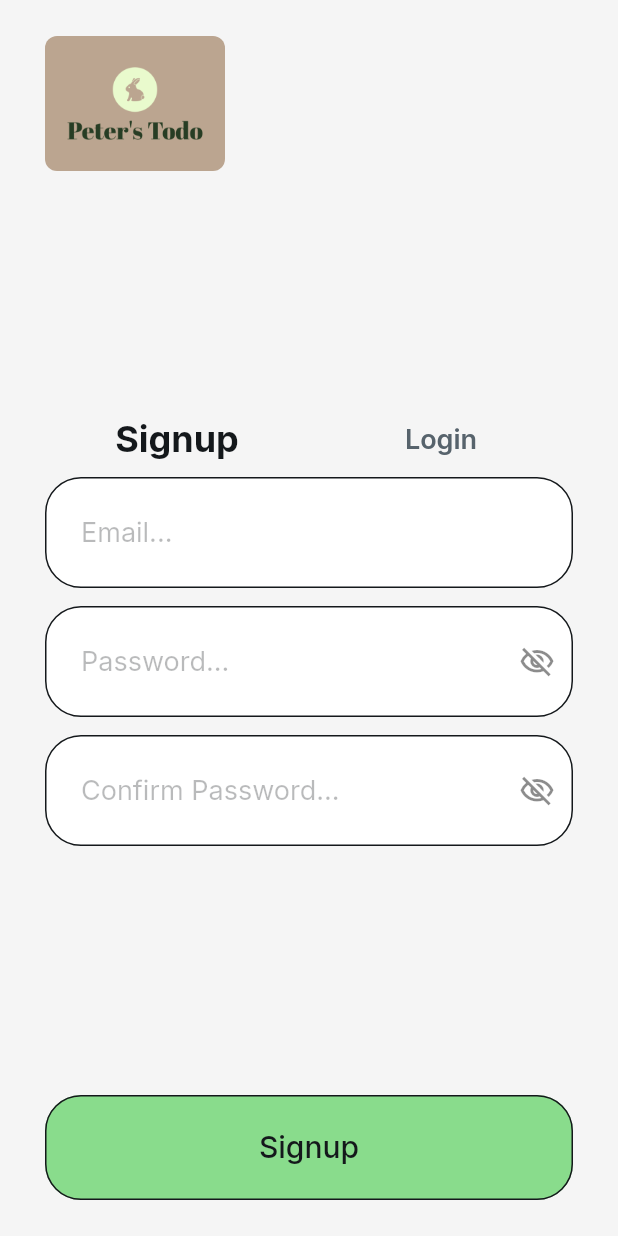
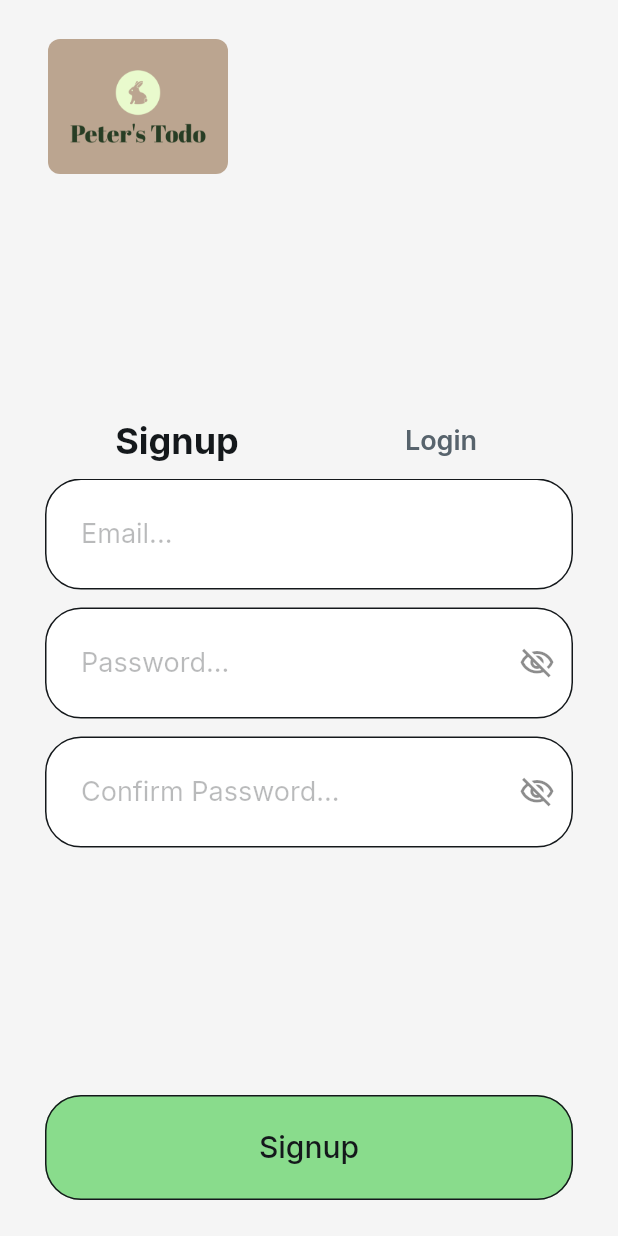
Before and after one commit to Ptiefighter/TodoApp-FlutterFlow, a Flutter app: the screen it shows after launch, on a phone screen of 412 x 824 dp. Run offline on Flutter 3.47's test engine with Material 3 defaults, Android fonts, the phone set to English and light mode, and no system bars; drawn by our look-alikes of auto_size_text; our stand-ins replace cloud_firestore, easy_debounce, file_picker, firebase_auth, firebase_core, firebase_storage and 12 more; missing offline and left inert: json_path, mime_type; accounts and stored records are empty.

Commit message:
Updating to latest FlutterFlow output.

```diff
--- a/lib/login/login_widget.dart
+++ b/lib/login/login_widget.dart
@@ -77,12 +77,16 @@ class _LoginWidgetState extends State<LoginWidget>
                   mainAxisAlignment: MainAxisAlignment.spaceBetween,
                   crossAxisAlignment: CrossAxisAlignment.start,
                   children: [
-                    ClipRRect(
-                      borderRadius: BorderRadius.circular(8.0),
-                      child: Image.asset(
-                        'assets/images/peters-todo-high-resolution-logo.png',
-                        width: 120.0,
-                        fit: BoxFit.contain,
+                    Padding(
+                      padding:
+                          const EdgeInsetsDirectional.fromSTEB(2.0, 2.0, 0.0, 0.0),
+                      child: ClipRRect(
+                        borderRadius: BorderRadius.circular(8.0),
+                        child: Image.asset(
+                          'assets/images/peters-todo-high-resolution-logo.png',
+                          width: 120.0,
+                          fit: BoxFit.contain,
+                        ),
                       ),
                     ),
                     Container(
```
